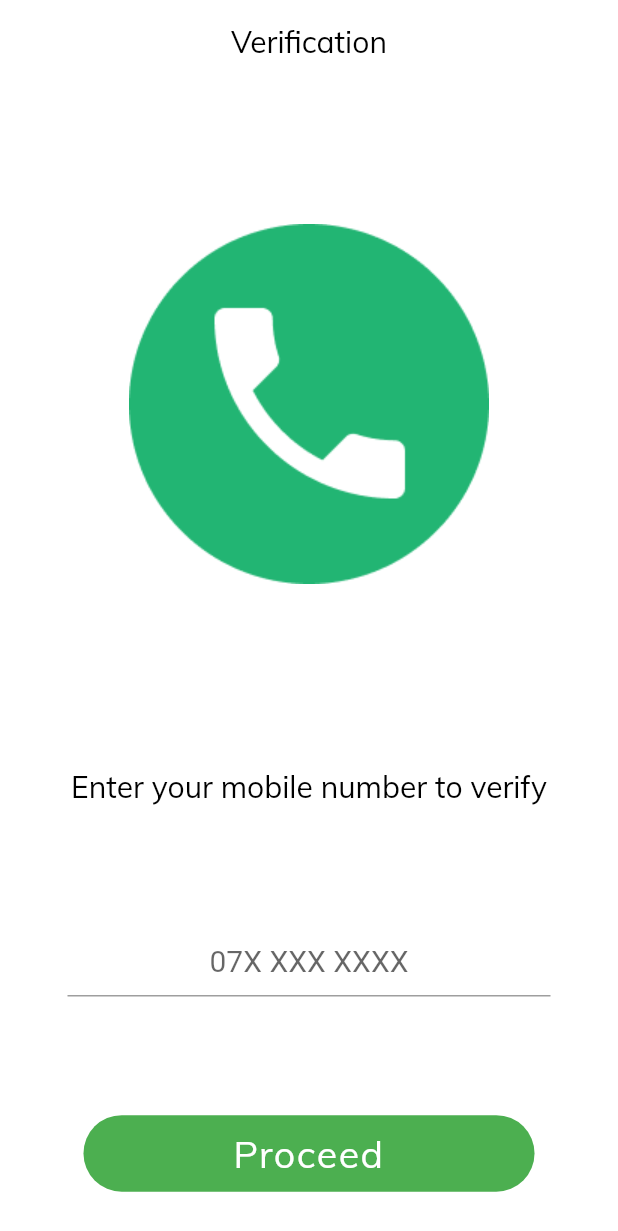
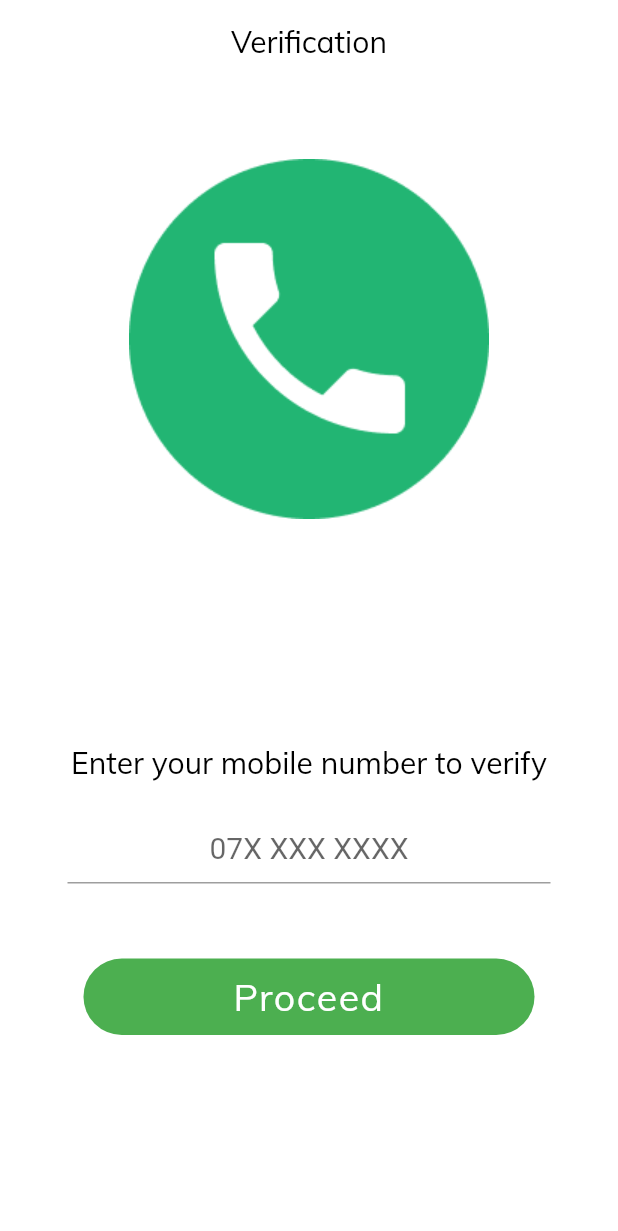
Before and after one commit to hirishegank/user, a Flutter app: the MobileVerificationPage screen opened directly, on a phone screen of 412 x 824 dp. Shown: the top 1231 px of the screen. Run offline on Flutter 3.47's test engine with Material 2 defaults, Android fonts, the phone set to English and light mode, and no system bars; our stand-ins replace flutter_rating_bar, font_awesome_flutter, intro_slider, qr_flutter.

Commit message:
alignment overflow error resolved for mobile_verification and profile creation

```diff
--- a/lib/screens/mobile_verification.dart
+++ b/lib/screens/mobile_verification.dart
@@ -24,19 +24,23 @@ class _MobileVerificationPageState extends State<MobileVerificationPage> {
           ),
         ),
         body: SafeArea(
+          child: SingleChildScrollView(
             child: Column(
-            mainAxisAlignment: MainAxisAlignment.center,
+              mainAxisAlignment: MainAxisAlignment.spaceEvenly,
               crossAxisAlignment: CrossAxisAlignment.center,
               children: <Widget>[
-              Expanded(
-                flex: 5,
-                child: Center(
-                  child: Image.asset('assets/img/phone.png'),
+                SizedBox(
+                  height: 50,
+                ),
+                Center(
+                  child: Image.asset(
+                    'assets/img/phone.png',
                   ),
                 ),
-              Expanded(
-                  flex: 4,
-                  child: Column(
+                SizedBox(
+                  height: 150,
+                ),
+                Column(
                   crossAxisAlignment: CrossAxisAlignment.center,
                   mainAxisAlignment: MainAxisAlignment.spaceEvenly,
                   children: <Widget>[
@@ -63,22 +67,25 @@ class _MobileVerificationPageState extends State<MobileVerificationPage> {
                       ),
                     ),
                     SizedBox(
-                        height: 20,
+                      height: 50,
                     ),
                     BigButton(
                       text: 'Proceed',
                       onPressed: () {
                         print('pressed');
-                          Navigator.of(context)
-                              .pushReplacement(MaterialPageRoute(
+                        Navigator.of(context).pushReplacement(MaterialPageRoute(
                             builder: (context) => SuccessRegistrationPage(
                                   phoneNo: phoneNo,
                                 )));
                       },
+                    ),
+                    SizedBox(
+                      height: 20,
+                    ),
+                  ],
                 )
               ],
-                  ))
-            ],
+            ),
           ),
         ));
   }
```
Also changed, not shown: lib/screens/profile_creation.dart (+13 -12 lines). Lines whose indentation alone changed are shown as unchanged.
